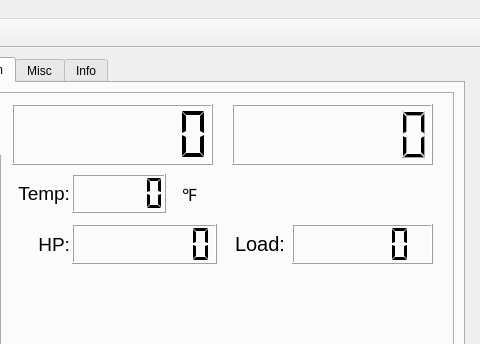
Before: the Qt Designer form configs/my_LinuxCNC_router/flex.ui in travis-farmer/linuxcnc, drawn with Qt 5; both pictures show x 647 to 1127 and y 0 to 344 of the 1127 by 921 pixel window.
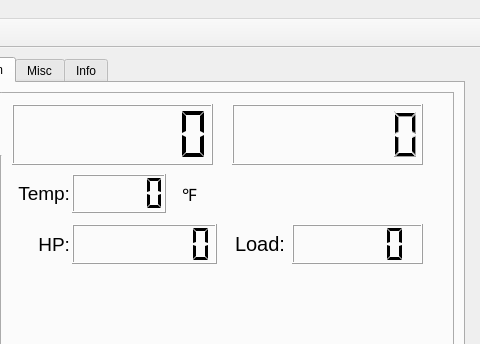
After: the same form once the commit is applied. Icons and pictures are not drawn.

```diff
--- a/configs/my_LinuxCNC_router/flex.ui
+++ b/configs/my_LinuxCNC_router/flex.ui
@@ -1009,7 +1009,7 @@
              <rect>
               <x>290</x>
               <y>130</y>
-              <width>141</width>
+              <width>131</width>
               <height>40</height>
              </rect>
             </property>
@@ -1040,7 +1040,7 @@
              <rect>
               <x>230</x>
               <y>10</y>
-              <width>201</width>
+              <width>191</width>
               <height>61</height>
              </rect>
             </property>
```
